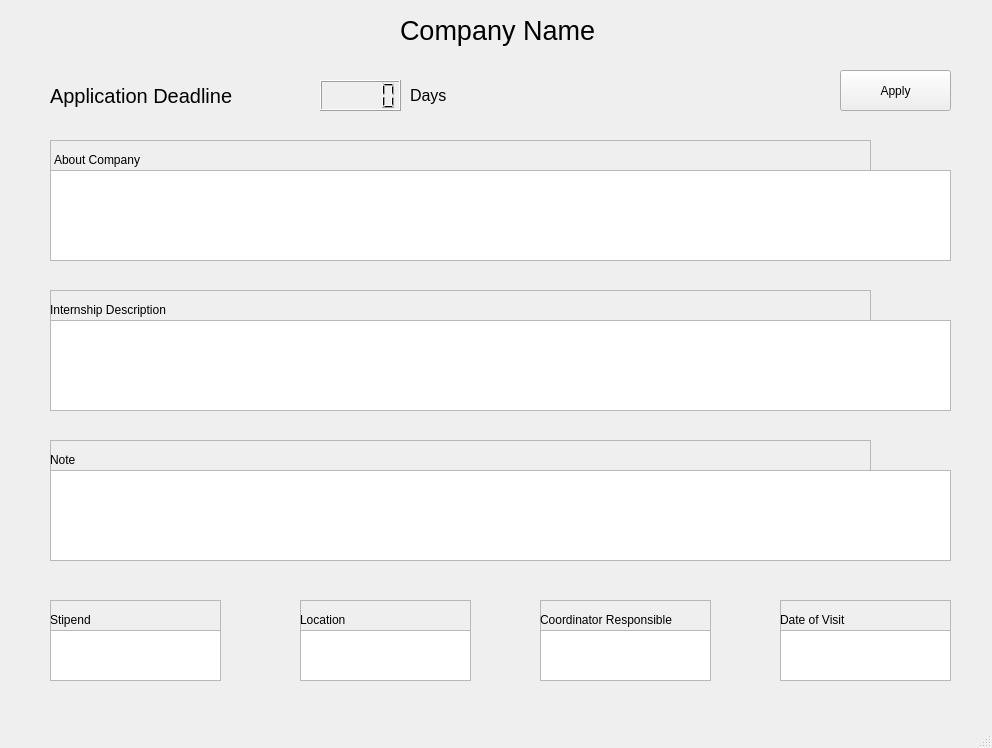
This is frontend/ui/about_company.ui in raghuvanshraj/Placement-Cell-Management-System as Qt 5 draws it before an edit. The edited form follows.
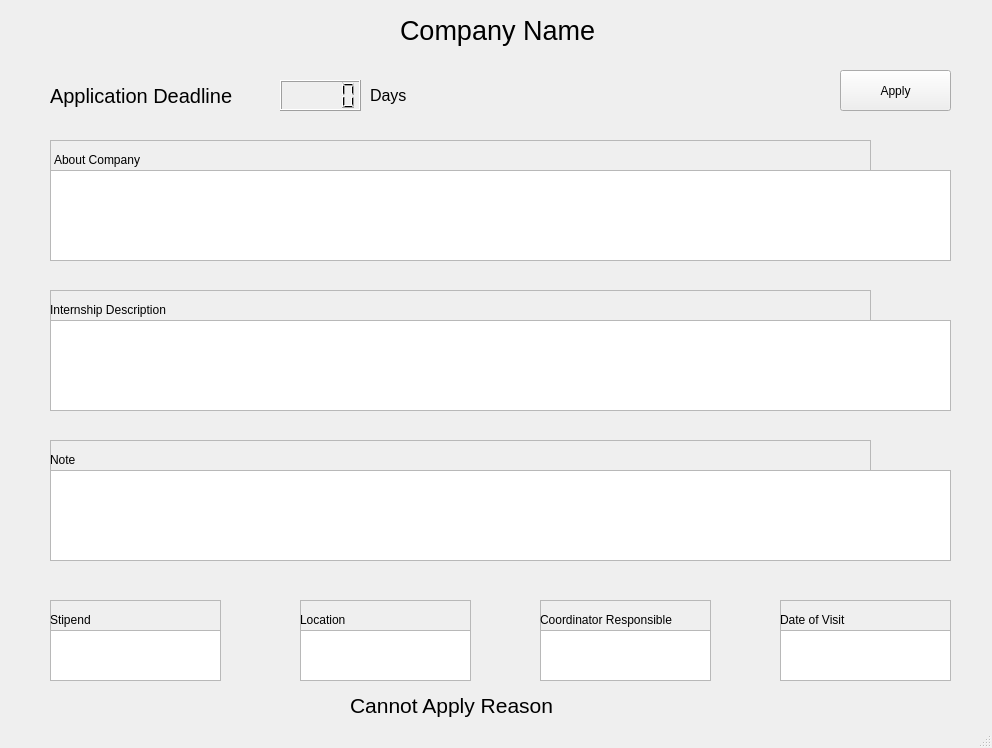
This is the edited form.

```diff
--- a/frontend/ui/about_company.ui
+++ b/frontend/ui/about_company.ui
@@ -35,7 +35,7 @@
    <widget class="QLCDNumber" name="lcdNumber">
     <property name="geometry">
      <rect>
-      <x>320</x>
+      <x>280</x>
       <y>80</y>
       <width>81</width>
       <height>31</height>
@@ -364,7 +364,7 @@
    <widget class="QLabel" name="label_10">
     <property name="geometry">
      <rect>
-      <x>410</x>
+      <x>370</x>
       <y>70</y>
       <width>71</width>
       <height>51</height>
@@ -381,6 +381,24 @@
      <string>Days</string>
     </property>
    </widget>
+   <widget class="QLabel" name="label_11">
+    <property name="geometry">
+     <rect>
+      <x>350</x>
+      <y>690</y>
+      <width>231</width>
+      <height>31</height>
+     </rect>
+    </property>
+    <property name="font">
+     <font>
+      <pointsize>16</pointsize>
+     </font>
+    </property>
+    <property name="text">
+     <string>Cannot Apply Reason</string>
+    </property>
+   </widget>
    <zorder>frame_3</zorder>
    <zorder>frame_2</zorder>
    <zorder>frame</zorder>
```
Left out of the diff: 1 changed line with no effect on the pictures.
